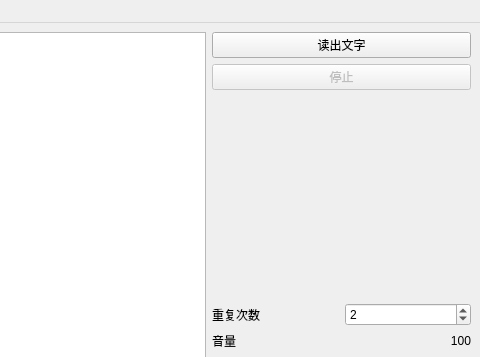
panjk0518/AutoDictation_TTS, file autotts.ui: the form before one commit; both pictures show x 320 to 800 and y 0 to 357 of the 800 by 600 pixel window.
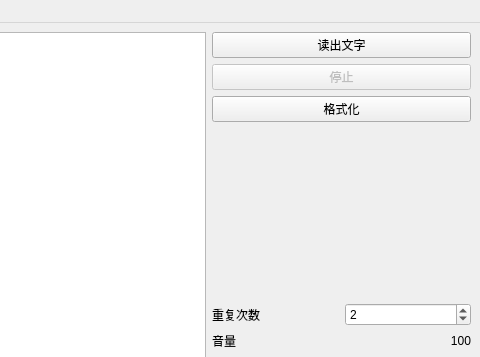
The form after the commit.

Patch:
```diff
--- a/autotts.ui
+++ b/autotts.ui
@@ -31,7 +31,7 @@
        </widget>
       </item>
       <item>
-       <layout class="QVBoxLayout" name="verticalLayout_2" stretch="1,1,1000000000,1,1,1,1,1,1,1,1">
+       <layout class="QVBoxLayout" name="verticalLayout_2" stretch="1,1,1,1000000000,1,1,1,1,1,1,1,1">
         <item>
          <widget class="QPushButton" name="ReadButton">
           <property name="text">
@@ -50,7 +50,17 @@
          </widget>
         </item>
         <item>
-         <widget class="QLabel" name="label">
+         <widget class="QPushButton" name="FormatButton">
+          <property name="toolTip">
+           <string>&lt;html&gt;&lt;head/&gt;&lt;body&gt;&lt;p&gt;替换中文和英文逗号、换行为空格&lt;/p&gt;&lt;/body&gt;&lt;/html&gt;</string>
+          </property>
+          <property name="text">
+           <string>格式化</string>
+          </property>
+         </widget>
+        </item>
+        <item>
+         <widget class="QLabel" name="BlankLabel">
           <property name="text">
            <string/>
           </property>
```
